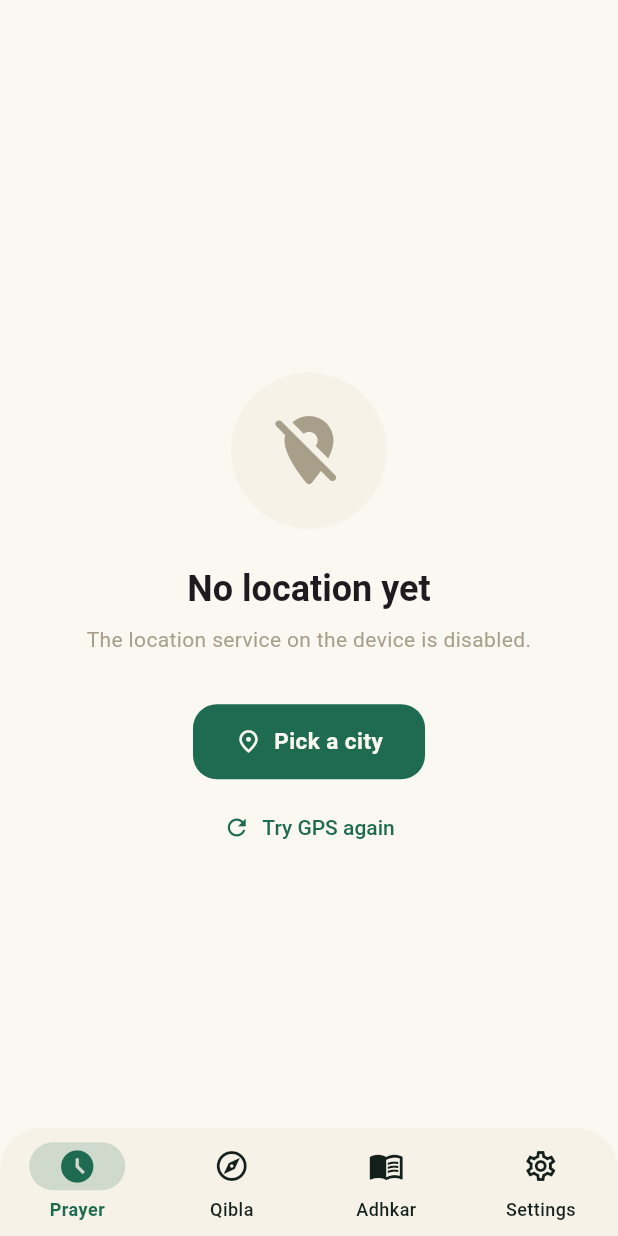
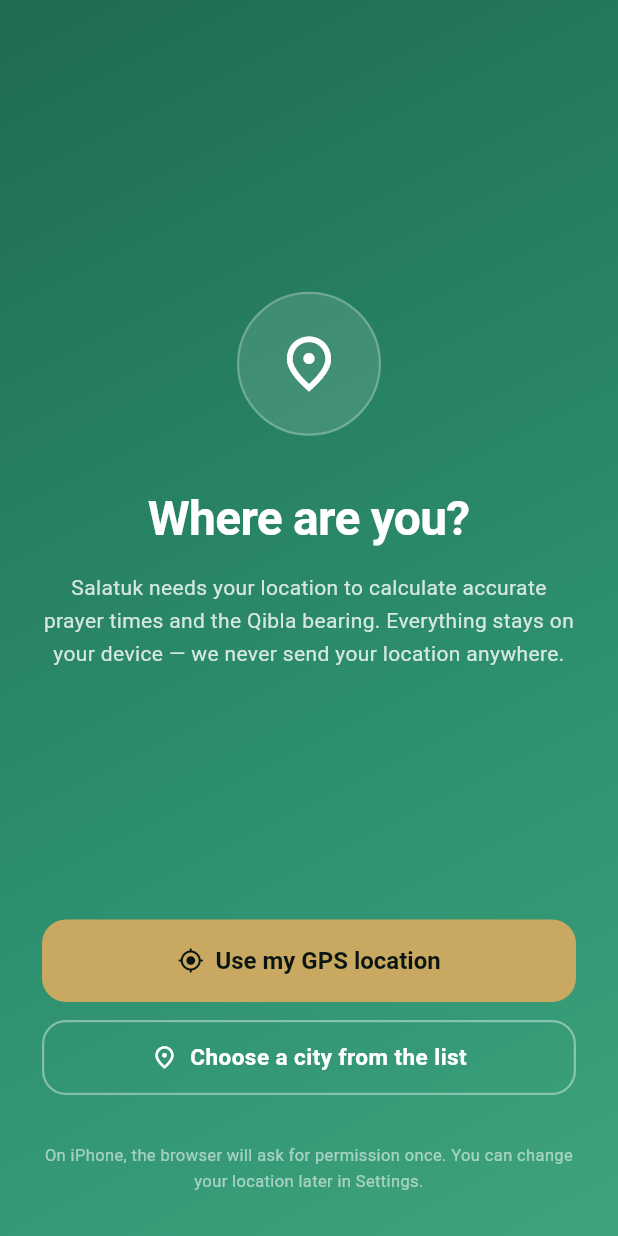
Before and after one commit to salatukapp/salatukapp.github.io, a Flutter app: the screen it shows after launch, on a phone screen of 412 x 824 dp. Run offline on Flutter 3.47's test engine with Material 3 defaults, Android fonts, the phone set to English and light mode, and no system bars; our stand-ins replace flutter_local_notifications, flutter_timezone, geolocator, hijri, shared_preferences, timezone; missing offline and left inert: adhan_dart, flutter_compass_v2.

Commit message:
Add LocationGate first-run chooser; fixes iOS Safari GPS hang by requiring a tap to trigger geolocation

```diff
--- a/lib/core/location/location_service.dart
+++ b/lib/core/location/location_service.dart
@@ -35,8 +35,11 @@
 class LocationService {
   /// Requests permission (if needed) and returns the current position.
   /// Throws [LocationException] on any failure.
+  ///
+  /// On the web, this must be called from a user-gesture handler (button tap)
+  /// or iOS Safari will silently refuse to show the permission prompt.
   Future<LocationResult> getCurrent({
-    Duration timeout = const Duration(seconds: 12),
+    Duration timeout = const Duration(seconds: 10),
   }) async {
     final servicesEnabled = await Geolocator.isLocationServiceEnabled();
     if (!servicesEnabled) {
--- a/lib/main.dart
+++ b/lib/main.dart
@@ -6,6 +6,7 @@
 import 'features/home/home_screen.dart';
 import 'ui/theme/app_theme.dart';
 import 'ui/widgets/desktop_redirect.dart';
+import 'ui/widgets/location_first_run.dart';
 
 Future<void> main() async {
   WidgetsFlutterBinding.ensureInitialized();
@@ -60,7 +61,7 @@
       theme: AppTheme.light(),
       darkTheme: AppTheme.dark(),
       themeMode: _themeMode,
-      home: const ResponsiveGate(child: HomeScreen()),
+      home: const ResponsiveGate(child: LocationGate(child: HomeScreen())),
       builder: (context, child) {
         // Clamp text scale so accessibility settings don't break layouts.
         final mq = MediaQuery.of(context);
--- /dev/null
+++ b/lib/ui/widgets/location_first_run.dart
@@ -0,0 +1,208 @@
+import 'package:flutter/material.dart';
+
+import '../../core/location/location_service.dart';
+import '../../core/storage/settings_store.dart';
+import '../theme/app_theme.dart';
+import 'manual_location_picker.dart';
+
+
+
+/// Shown on first run (and whenever no location is stored) to let the user
+/// explicitly choose between GPS and a city list.
+///
+/// Why this exists: on iOS Safari, `navigator.geolocation.getCurrentPosition`
+/// can hang silently if it isn't triggered by a user gesture. Wrapping the
+/// call behind a button tap satisfies iOS's gesture requirement and gives
+/// users on any platform a graceful way to opt out of GPS.
+class LocationFirstRun extends StatefulWidget {
+  final VoidCallback onReady;
+  const LocationFirstRun({super.key, required this.onReady});
+
+  @override
+  State<LocationFirstRun> createState() => _LocationFirstRunState();
+}
+
+class _LocationFirstRunState extends State<LocationFirstRun> {
+  final _location = LocationService();
+  bool _requesting = false;
+  String? _error;
+
+  Future<void> _useGps() async {
+    setState(() {
+      _requesting = true;
+      _error = null;
+    });
+    try {
+      // This is now a user-gesture-triggered call (iOS Safari friendly).
+      // 8s is long enough for cellular fixes but short enough that the user
+      // can decide to switch to manual mode if it's taking forever.
+      await _location.getCurrent(timeout: const Duration(seconds: 8));
+      if (!mounted) return;
+      widget.onReady();
+    } on LocationException catch (e) {
+      if (!mounted) return;
+      setState(() {
+        _requesting = false;
+        _error = e.message;
+      });
+    } catch (e) {
+      if (!mounted) return;
+      setState(() {
+        _requesting = false;
+        _error = e.toString();
+      });
+    }
+  }
+
+  Future<void> _pickCity() async {
+    final picked = await showManualLocationPicker(context);
+    if (picked && mounted) widget.onReady();
+  }
+
+  @override
+  Widget build(BuildContext context) {
+    final cs = Theme.of(context).colorScheme;
+    final isDark = Theme.of(context).brightness == Brightness.dark;
+    return Scaffold(
+      body: Container(
+        decoration: BoxDecoration(gradient: AppTheme.heroGradient(cs, isDark: isDark)),
+        child: SafeArea(
+          child: Padding(
+            padding: const EdgeInsets.all(28),
+            child: Column(
+              children: [
+                const Spacer(),
+                Container(
+                  width: 96,
+                  height: 96,
+                  decoration: BoxDecoration(
+                    color: Colors.white.withValues(alpha: 0.12),
+                    shape: BoxShape.circle,
+                    border: Border.all(color: Colors.white.withValues(alpha: 0.25), width: 1.5),
+                  ),
+                  child: const Center(
+                    child: Icon(Icons.place_outlined, color: Colors.white, size: 44),
+                  ),
+                ),
+                const SizedBox(height: 32),
+                const Text(
+                  'Where are you?',
+                  style: TextStyle(color: Colors.white, fontSize: 32, fontWeight: FontWeight.w700, letterSpacing: -0.5),
+                ),
+                const SizedBox(height: 12),
+                Text(
+                  'Salatuk needs your location to calculate accurate prayer times and the Qibla bearing. Everything stays on your device — we never send your location anywhere.',
+                  textAlign: TextAlign.center,
+                  style: TextStyle(color: Colors.white.withValues(alpha: 0.8), fontSize: 14, height: 1.6),
+                ),
+                if (_error != null) ...[
+                  const SizedBox(height: 16),
+                  Container(
+                    padding: const EdgeInsets.all(12),
+                    decoration: BoxDecoration(
+                      color: Colors.red.withValues(alpha: 0.15),
+                      borderRadius: BorderRadius.circular(12),
+                      border: Border.all(color: Colors.red.withValues(alpha: 0.3)),
+                    ),
+                    child: Text(
+                      _error!,
+                      textAlign: TextAlign.center,
+                      style: const TextStyle(color: Colors.white, fontSize: 12, height: 1.5),
+                    ),
+                  ),
+                ],
+                const Spacer(),
+                SizedBox(
+                  width: double.infinity,
+                  child: FilledButton.icon(
+                    onPressed: _requesting ? null : _useGps,
+                    icon: _requesting
+                        ? const SizedBox(
+                            width: 16,
+                            height: 16,
+                            child: CircularProgressIndicator(strokeWidth: 2, color: AppTheme.charcoalDeep),
+                          )
+                        : const Icon(Icons.my_location_rounded),
+                    label: Text(_requesting ? 'Asking for permission…' : 'Use my GPS location'),
+                    style: FilledButton.styleFrom(
+                      backgroundColor: AppTheme.gold,
+                      foregroundColor: AppTheme.charcoalDeep,
+                      padding: const EdgeInsets.symmetric(vertical: 18),
+                      textStyle: const TextStyle(fontSize: 16, fontWeight: FontWeight.w700),
+                    ),
+                  ),
+                ),
+                const SizedBox(height: 12),
+                SizedBox(
+                  width: double.infinity,
+                  child: OutlinedButton.icon(
+                    onPressed: _requesting ? null : _pickCity,
+                    icon: const Icon(Icons.place_outlined),
+                    label: const Text('Choose a city from the list'),
+                    style: OutlinedButton.styleFrom(
+                      foregroundColor: Colors.white,
+                      side: BorderSide(color: Colors.white.withValues(alpha: 0.4), width: 1.5),
+                      padding: const EdgeInsets.symmetric(vertical: 16),
+                    ),
+                  ),
+                ),
+                const SizedBox(height: 32),
+                Text(
+                  'On iPhone, the browser will ask for permission once. You can change your location later in Settings.',
+                  textAlign: TextAlign.center,
+                  style: TextStyle(color: Colors.white.withValues(alpha: 0.55), fontSize: 11, height: 1.5),
+                ),
+              ],
+            ),
+          ),
+        ),
+      ),
+    );
+  }
+}
+
+/// Wraps a child screen, showing the first-run location chooser if no
+/// location has been recorded yet (manual or otherwise).
+class LocationGate extends StatefulWidget {
+  final Widget child;
+  const LocationGate({super.key, required this.child});
+
+  @override
+  State<LocationGate> createState() => _LocationGateState();
+}
+
+class _LocationGateState extends State<LocationGate> {
+  final _store = SettingsStore();
+  bool _ready = false;
+  bool _loading = true;
+
+  @override
+  void initState() {
+    super.initState();
+    _check();
+  }
+
+  Future<void> _check() async {
+    final s = await _store.load();
+    if (!mounted) return;
+    setState(() {
+      _ready = s.manualLatitude != null && s.manualLongitude != null;
+      _loading = false;
+    });
+  }
+
+  void _onReady() {
+    setState(() => _ready = true);
+  }
+
+  @override
+  Widget build(BuildContext context) {
+    if (_loading) {
+      return const Scaffold(body: Center(child: CircularProgressIndicator()));
+    }
+    if (!_ready) {
+      return LocationFirstRun(onReady: _onReady);
+    }
+    return widget.child;
+  }
+}
```
